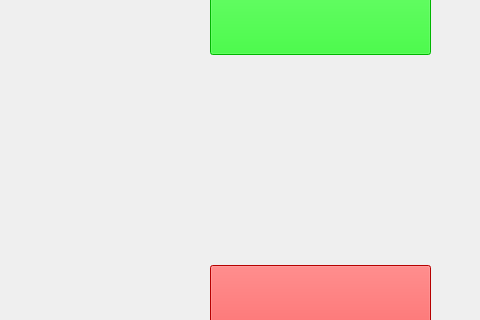
First picture: the form in stretch_gui/include/stretch_gui/mainwindow.ui, repository NateWright/stretch_ros, before the edit; both pictures show x 800 to 1280 and y 225 to 545 of the 1280 by 720 pixel window.
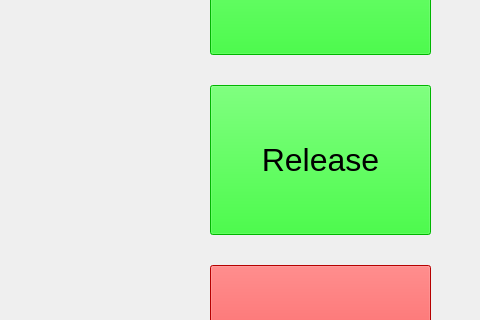
Second picture: the form after the edit. Icons and pictures are not drawn. Custom widgets are drawn as their Qt base class.

The edit to the form file:
```diff
--- a/stretch_gui/include/stretch_gui/mainwindow.ui
+++ b/stretch_gui/include/stretch_gui/mainwindow.ui
@@ -4409,6 +4409,250 @@
        <string>Return Home</string>
       </property>
      </widget>
+     <widget class="QPushButton" name="ButtonRelease">
+      <property name="geometry">
+       <rect>
+        <x>1010</x>
+        <y>310</y>
+        <width>221</width>
+        <height>150</height>
+       </rect>
+      </property>
+      <property name="palette">
+       <palette>
+        <active>
+         <colorrole role="Button">
+          <brush brushstyle="SolidPattern">
+           <color alpha="255">
+            <red>0</red>
+            <green>255</green>
+            <blue>0</blue>
+           </color>
+          </brush>
+         </colorrole>
+         <colorrole role="Light">
+          <brush brushstyle="SolidPattern">
+           <color alpha="255">
+            <red>127</red>
+            <green>255</green>
+            <blue>127</blue>
+           </color>
+          </brush>
+         </colorrole>
+         <colorrole role="Midlight">
+          <brush brushstyle="SolidPattern">
+           <color alpha="255">
+            <red>63</red>
+            <green>255</green>
+            <blue>63</blue>
+           </color>
+          </brush>
+         </colorrole>
+         <colorrole role="Dark">
+          <brush brushstyle="SolidPattern">
+           <color alpha="255">
+            <red>0</red>
+            <green>127</green>
+            <blue>0</blue>
+           </color>
+          </brush>
+         </colorrole>
+         <colorrole role="Mid">
+          <brush brushstyle="SolidPattern">
+           <color alpha="255">
+            <red>0</red>
+            <green>170</green>
+            <blue>0</blue>
+           </color>
+          </brush>
+         </colorrole>
+         <colorrole role="Window">
+          <brush brushstyle="SolidPattern">
+           <color alpha="255">
+            <red>0</red>
+            <green>255</green>
+            <blue>0</blue>
+           </color>
+          </brush>
+         </colorrole>
+         <colorrole role="Shadow">
+          <brush brushstyle="SolidPattern">
+           <color alpha="255">
+            <red>0</red>
+            <green>0</green>
+            <blue>0</blue>
+           </color>
+          </brush>
+         </colorrole>
+         <colorrole role="AlternateBase">
+          <brush brushstyle="SolidPattern">
+           <color alpha="255">
+            <red>127</red>
+            <green>255</green>
+            <blue>127</blue>
+           </color>
+          </brush>
+         </colorrole>
+        </active>
+        <inactive>
+         <colorrole role="Button">
+          <brush brushstyle="SolidPattern">
+           <color alpha="255">
+            <red>0</red>
+            <green>255</green>
+            <blue>0</blue>
+           </color>
+          </brush>
+         </colorrole>
+         <colorrole role="Light">
+          <brush brushstyle="SolidPattern">
+           <color alpha="255">
+            <red>127</red>
+            <green>255</green>
+            <blue>127</blue>
+           </color>
+          </brush>
+         </colorrole>
+         <colorrole role="Midlight">
+          <brush brushstyle="SolidPattern">
+           <color alpha="255">
+            <red>63</red>
+            <green>255</green>
+            <blue>63</blue>
+           </color>
+          </brush>
+         </colorrole>
+         <colorrole role="Dark">
+          <brush brushstyle="SolidPattern">
+           <color alpha="255">
+            <red>0</red>
+            <green>127</green>
+            <blue>0</blue>
+           </color>
+          </brush>
+         </colorrole>
+         <colorrole role="Mid">
+          <brush brushstyle="SolidPattern">
+           <color alpha="255">
+            <red>0</red>
+            <green>170</green>
+            <blue>0</blue>
+           </color>
+          </brush>
+         </colorrole>
+         <colorrole role="Window">
+          <brush brushstyle="SolidPattern">
+           <color alpha="255">
+            <red>0</red>
+            <green>255</green>
+            <blue>0</blue>
+           </color>
+          </brush>
+         </colorrole>
+         <colorrole role="Shadow">
+          <brush brushstyle="SolidPattern">
+           <color alpha="255">
+            <red>0</red>
+            <green>0</green>
+            <blue>0</blue>
+           </color>
+          </brush>
+         </colorrole>
+         <colorrole role="AlternateBase">
+          <brush brushstyle="SolidPattern">
+           <color alpha="255">
+            <red>127</red>
+            <green>255</green>
+            <blue>127</blue>
+           </color>
+          </brush>
+         </colorrole>
+        </inactive>
+        <disabled>
+         <colorrole role="Button">
+          <brush brushstyle="SolidPattern">
+           <color alpha="255">
+            <red>0</red>
+            <green>255</green>
+            <blue>0</blue>
+           </color>
+          </brush>
+         </colorrole>
+         <colorrole role="Light">
+          <brush brushstyle="SolidPattern">
+           <color alpha="255">
+            <red>127</red>
+            <green>255</green>
+            <blue>127</blue>
+           </color>
+          </brush>
+         </colorrole>
+         <colorrole role="Midlight">
+          <brush brushstyle="SolidPattern">
+           <color alpha="255">
+            <red>63</red>
+            <green>255</green>
+            <blue>63</blue>
+           </color>
+          </brush>
+         </colorrole>
+         <colorrole role="Dark">
+          <brush brushstyle="SolidPattern">
+           <color alpha="255">
+            <red>0</red>
+            <green>127</green>
+            <blue>0</blue>
+           </color>
+          </brush>
+         </colorrole>
+         <colorrole role="Mid">
+          <brush brushstyle="SolidPattern">
+           <color alpha="255">
+            <red>0</red>
+            <green>170</green>
+            <blue>0</blue>
+           </color>
+          </brush>
+         </colorrole>
+         <colorrole role="Window">
+          <brush brushstyle="SolidPattern">
+           <color alpha="255">
+            <red>0</red>
+            <green>255</green>
+            <blue>0</blue>
+           </color>
+          </brush>
+         </colorrole>
+         <colorrole role="Shadow">
+          <brush brushstyle="SolidPattern">
+           <color alpha="255">
+            <red>0</red>
+            <green>0</green>
+            <blue>0</blue>
+           </color>
+          </brush>
+         </colorrole>
+         <colorrole role="AlternateBase">
+          <brush brushstyle="SolidPattern">
+           <color alpha="255">
+            <red>0</red>
+            <green>255</green>
+            <blue>0</blue>
+           </color>
+          </brush>
+         </colorrole>
+        </disabled>
+       </palette>
+      </property>
+      <property name="font">
+       <font>
+        <pointsize>24</pointsize>
+       </font>
+      </property>
+      <property name="text">
+       <string>Release</string>
+      </property>
+     </widget>
     </widget>
    </widget>
   </widget>
```
